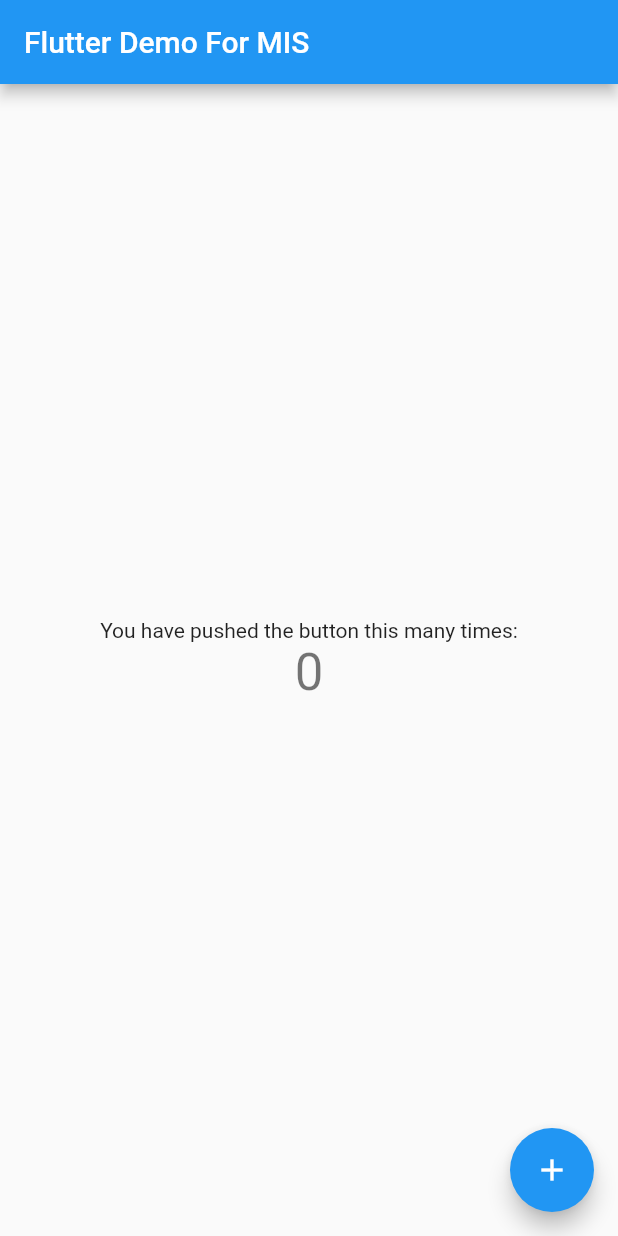
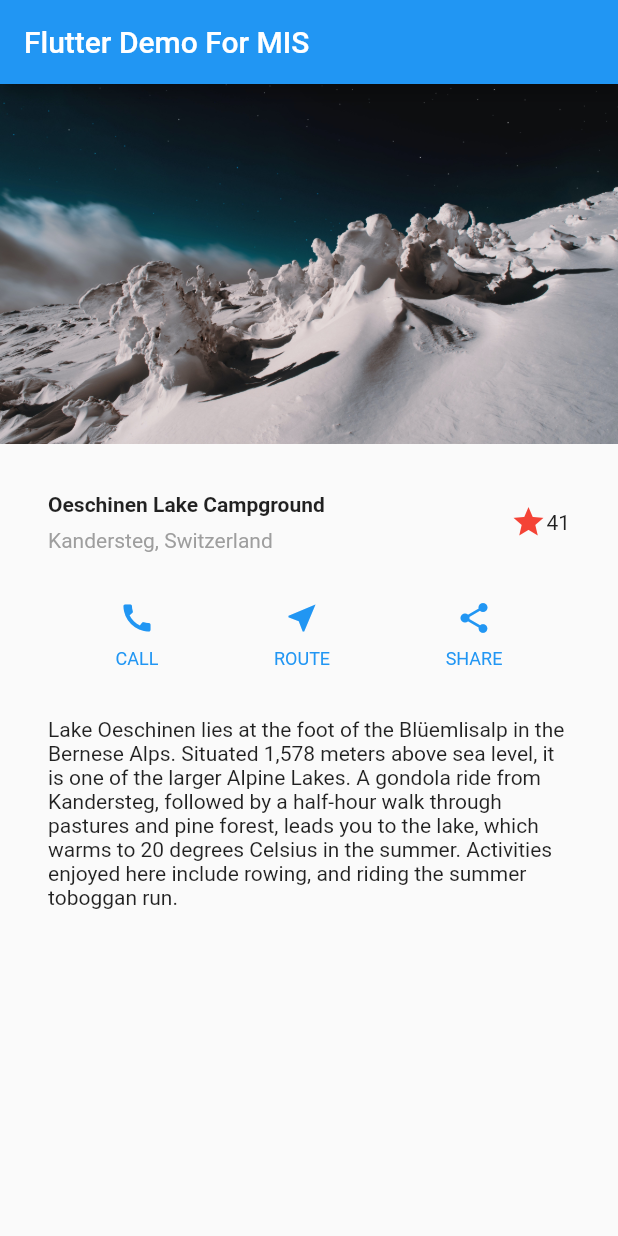
Before and after one commit to mohamedkuch/Mobile-Information-Systems, a Flutter app: the screen it shows after launch, on a phone screen of 412 x 824 dp. Run offline on Flutter 3.47's test engine with Material 2 defaults, Android fonts, the phone set to English and light mode, and no system bars.

Commit message:
finish tuto

```diff
--- a/firstapp/lib/main.dart
+++ b/firstapp/lib/main.dart
@@ -11,15 +11,6 @@
     return MaterialApp(
       title: 'Flutter Demo',
       theme: ThemeData(
-        // This is the theme of your application.
-        //
-        // Try running your application with "flutter run". You'll see the
-        // application has a blue toolbar. Then, without quitting the app, try
-        // changing the primarySwatch below to Colors.green and then invoke
-        // "hot reload" (press "r" in the console where you ran "flutter run",
-        // or simply save your changes to "hot reload" in a Flutter IDE).
-        // Notice that the counter didn't reset back to zero; the application
-        // is not restarted.
         primarySwatch: Colors.blue,
       ),
       home: MyHomePage(title: 'Flutter Demo For MIS'),
@@ -30,15 +21,6 @@
 class MyHomePage extends StatefulWidget {
   MyHomePage({Key key, this.title}) : super(key: key);
 
-  // This widget is the home page of your application. It is stateful, meaning
-  // that it has a State object (defined below) that contains fields that affect
-  // how it looks.
-
-  // This class is the configuration for the state. It holds the values (in this
-  // case the title) provided by the parent (in this case the App widget) and
-  // used by the build method of the State. Fields in a Widget subclass are
-  // always marked "final".
-
   final String title;
 
   @override
@@ -46,68 +28,108 @@
 }
 
 class _MyHomePageState extends State<MyHomePage> {
-  int _counter = 0;
+  @override
+  Widget build(BuildContext context) {
+    Color primaryColor = Theme.of(context).primaryColor;
+    Widget buttonSection = Container(
+      child: Row(
+        mainAxisAlignment: MainAxisAlignment.spaceEvenly,
+        children: [
+          _buildButtonColumn(primaryColor, Icons.call, 'CALL'),
+          _buildButtonColumn(primaryColor, Icons.near_me, 'ROUTE'),
+          _buildButtonColumn(primaryColor, Icons.share, 'SHARE'),
+        ],
+      ),
+    );
 
-  void _incrementCounter() {
-    setState(() {
-      // This call to setState tells the Flutter framework that something has
-      // changed in this State, which causes it to rerun the build method below
-      // so that the display can reflect the updated values. If we changed
-      // _counter without calling setState(), then the build method would not be
-      // called again, and so nothing would appear to happen.
-      _counter++;
-    });
+    return Scaffold(
+      appBar: AppBar(
+        title: Text(widget.title),
+      ),
+      body: ListView(
+        children: [
+          Image.asset(
+            'assets/nature.jpg',
+            height: 240,
+            fit: BoxFit.cover,
+          ),
+          titleSection,
+          buttonSection,
+          textSection,
+        ],
+      ),
+    );
   }
 
-  @override
-  Widget build(BuildContext context) {
-    // This method is rerun every time setState is called, for instance as done
-    // by the _incrementCounter method above.
-    //
-    // The Flutter framework has been optimized to make rerunning build methods
-    // fast, so that you can just rebuild anything that needs updating rather
-    // than having to individually change instances of widgets.
-    return Scaffold(
-      appBar: AppBar(
-        // Here we take the value from the MyHomePage object that was created by
-        // the App.build method, and use it to set our appbar title.
-        title: Text(widget.title),
-      ),
-      body: Center(
-        // Center is a layout widget. It takes a single child and positions it
-        // in the middle of the parent.
-        child: Column(
-          // Column is also a layout widget. It takes a list of children and
-          // arranges them vertically. By default, it sizes itself to fit its
-          // children horizontally, and tries to be as tall as its parent.
-          //
-          // Invoke "debug painting" (press "p" in the console, choose the
-          // "Toggle Debug Paint" action from the Flutter Inspector in Android
-          // Studio, or the "Toggle Debug Paint" command in Visual Studio Code)
-          // to see the wireframe for each widget.
-          //
-          // Column has various properties to control how it sizes itself and
-          // how it positions its children. Here we use mainAxisAlignment to
-          // center the children vertically; the main axis here is the vertical
-          // axis because Columns are vertical (the cross axis would be
-          // horizontal).
-          mainAxisAlignment: MainAxisAlignment.center,
-          children: <Widget>[
-            Text(
-              'You have pushed the button this many times:',
+  // title section
+  Widget titleSection = Container(
+    padding: const EdgeInsets.all(32),
+    child: Row(
+      children: [
+        Expanded(
+          child: Column(
+            crossAxisAlignment: CrossAxisAlignment.start,
+            children: [
+              Padding(
+                padding: const EdgeInsets.only(bottom: 8),
+                child: Text(
+                  'Oeschinen Lake Campground',
+                  style: TextStyle(
+                    fontWeight: FontWeight.bold,
+                  ),
+                ),
+              ),
+              Text(
+                'Kandersteg, Switzerland',
+                style: TextStyle(
+                  color: Colors.grey[500],
+                ),
+              ),
+            ],
+          ),
+        ),
+        Icon(
+          Icons.star,
+          color: Colors.red[500],
+        ),
+        Text('41'),
+      ],
+    ),
+  );
+
+  // Button column helper
+  Column _buildButtonColumn(Color color, IconData icon, String label) {
+    return Column(
+      mainAxisSize: MainAxisSize.min,
+      mainAxisAlignment: MainAxisAlignment.center,
+      children: [
+        Icon(icon, color: color),
+        Container(
+          margin: const EdgeInsets.only(top: 8),
+          child: Text(
+            label,
+            style: TextStyle(
+              fontSize: 12,
+              fontWeight: FontWeight.w400,
+              color: color,
             ),
-            Text(
-              '$_counter',
-              style: Theme.of(context).textTheme.headline4,
-            ),
-          ],
+          ),
         ),
-      ),
-      floatingActionButton: FloatingActionButton(
-        onPressed: _incrementCounter,
-        tooltip: 'Increment',
-        child: Icon(Icons.add),
-      ), // This trailing comma makes auto-formatting nicer for build methods.
+      ],
     );
   }
+
+  // text section
+  Widget textSection = Container(
+    padding: const EdgeInsets.all(32),
+    child: Text(
+      'Lake Oeschinen lies at the foot of the Blüemlisalp in the Bernese '
+      'Alps. Situated 1,578 meters above sea level, it is one of the '
+      'larger Alpine Lakes. A gondola ride from Kandersteg, followed by a '
+      'half-hour walk through pastures and pine forest, leads you to the '
+      'lake, which warms to 20 degrees Celsius in the summer. Activities '
+      'enjoyed here include rowing, and riding the summer toboggan run.',
+      softWrap: true,
+    ),
+  );
 }
--- a/firstapp/pubspec.yaml
+++ b/firstapp/pubspec.yaml
@@ -45,9 +45,8 @@
   uses-material-design: true
 
   # To add assets to your application, add an assets section, like this:
-  # assets:
-  #   - images/a_dot_burr.jpeg
-  #   - images/a_dot_ham.jpeg
+  assets:
+    - assets/nature.jpg
 
   # An image asset can refer to one or more resolution-specific "variants", see
   # https://flutter.dev/assets-and-images/#resolution-aware.
```
Also changed, not shown: firstapp/assets/nature.jpg (added).
